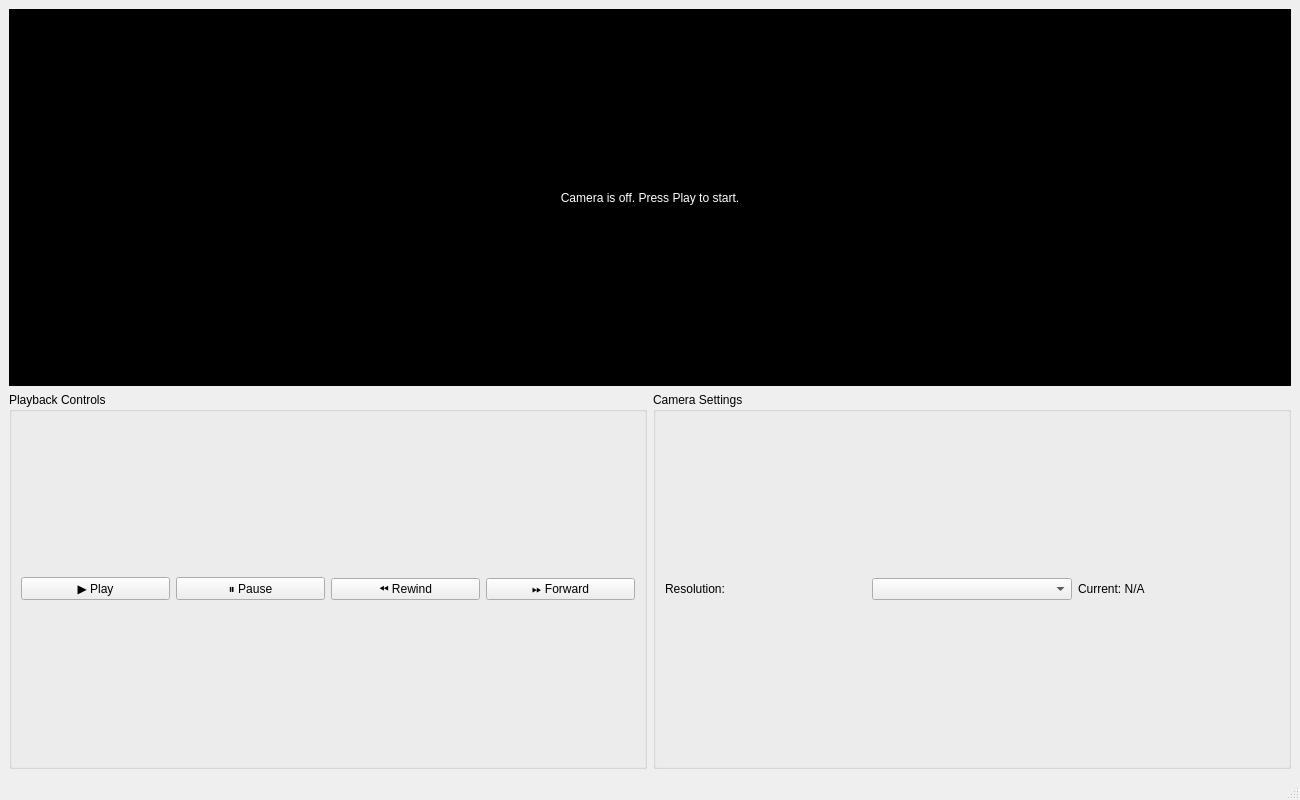
Before: the Qt Designer form main/MainWindow.ui in rajvishwakarma1/CameraApp, drawn with Qt 5.
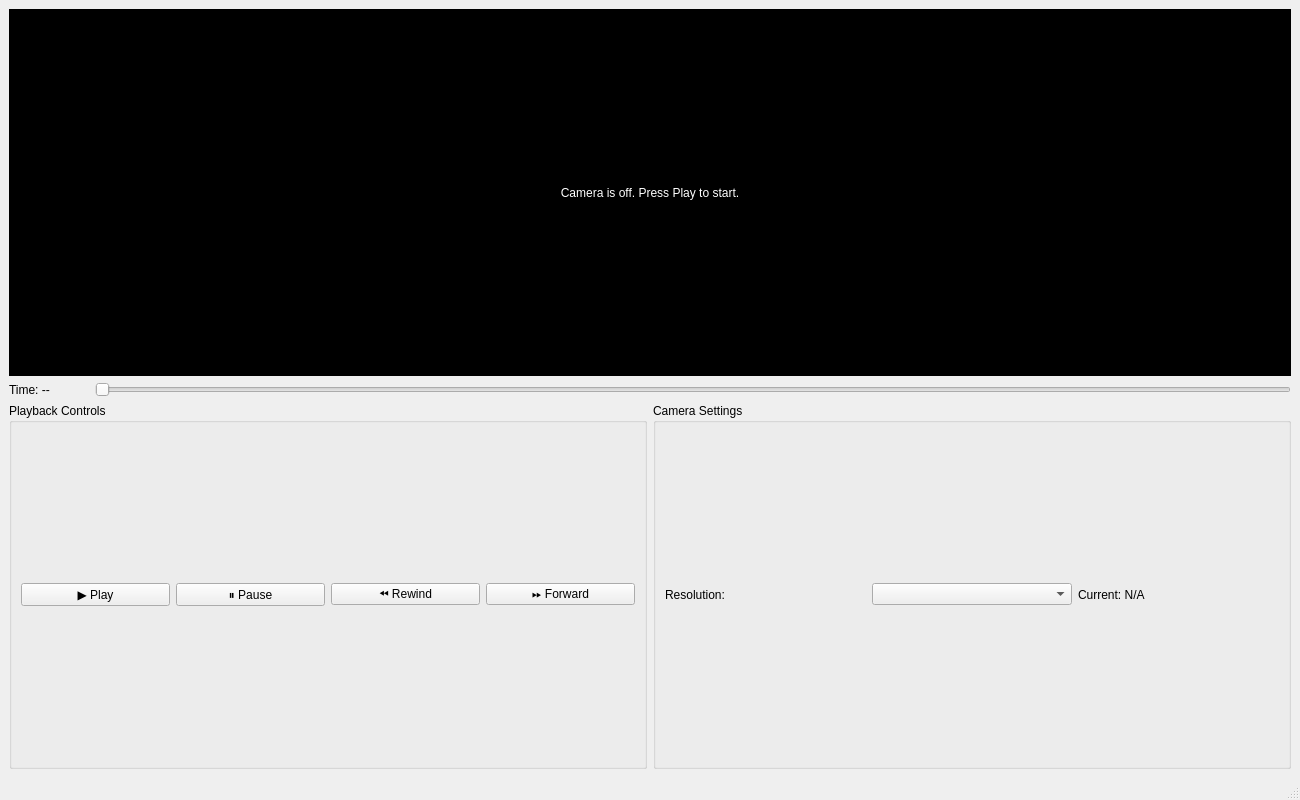
After: the same form once the commit is applied.

Diff of the .ui file:
```diff
--- a/main/MainWindow.ui
+++ b/main/MainWindow.ui
@@ -28,6 +28,30 @@
       </property>
      </widget>
     </item>
+    <item>
+     <layout class="QHBoxLayout" name="horizontalLayout_4">
+      <item>
+       <widget class="QLabel" name="timelineLabel">
+        <property name="minimumSize">
+         <size>
+          <width>80</width>
+          <height>0</height>
+         </size>
+        </property>
+        <property name="text">
+         <string>Time: --</string>
+        </property>
+       </widget>
+      </item>
+      <item>
+       <widget class="QSlider" name="timelineSlider">
+        <property name="orientation">
+         <enum>Qt::Horizontal</enum>
+        </property>
+       </widget>
+      </item>
+     </layout>
+    </item>
     <item>
      <layout class="QHBoxLayout" name="horizontalLayout">
       <item>
```
